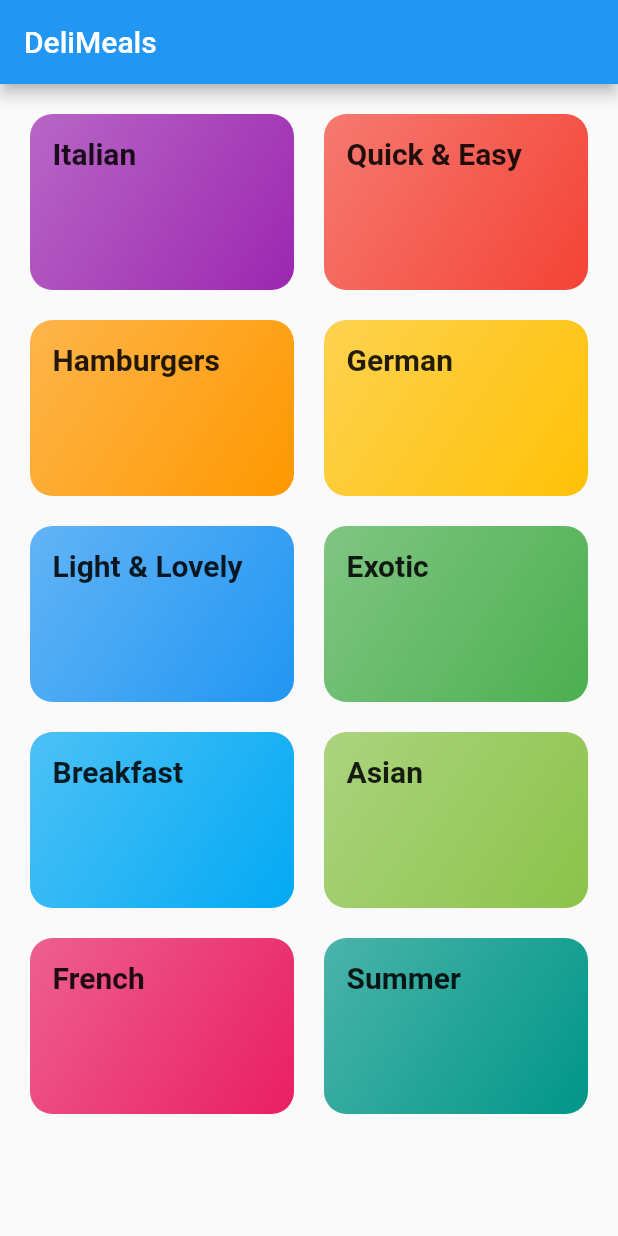
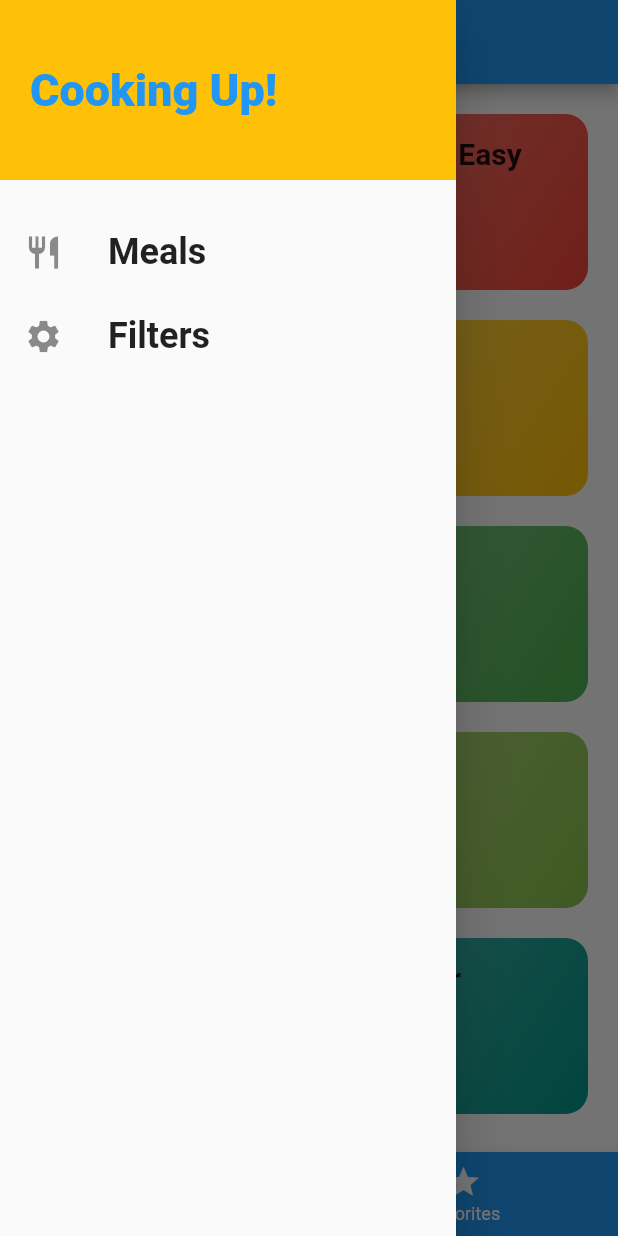
Before and after one commit to shreyassingh431/Meals_flutter, a Flutter app: the screen it shows after launch, with the side drawer open (before the commit the screen has no drawer), on a phone screen of 412 x 824 dp. Run offline on Flutter 3.47's test engine with Material 2 defaults, Android fonts, the phone set to English and light mode, and no system bars; Roboto replaces fonts that are missing (Raleway, RobotoCondensed).

Commit message:
drawer, tabbar, bottombar, pushReplacedName, GenerateRoute and UnknownRoute,

```diff
--- a/lib/main.dart
+++ b/lib/main.dart
@@ -1,8 +1,12 @@
 import 'dart:ui' as prefix0;
 
 import 'package:flutter/material.dart';
+import 'package:meals/widget/bottom_tabs_screen.dart';
 import 'package:meals/widget/categories_screen.dart';
 import 'package:meals/widget/category_meals_screen.dart';
+import 'package:meals/widget/filters_screen.dart';
+import 'package:meals/widget/meal_detail_screen.dart';
+import 'package:meals/widget/tabs_screen.dart';
 
 void main() => runApp(MyApp());
 
@@ -41,10 +45,18 @@ class MyApp extends StatelessWidget {
           )
         )
       ),
-      home: CategoriesScreen(),
+      home: BottomTabsScreen(),//CategoriesScreen(), BottomTabsScreen(),TabsScreen()
       routes: {
        // '/': (ctx) => CategoriesScreen() ,//TODO => this line is similar to home: CategoriesScreen(),
-        CategoryMealScreen.screenPresenterName: (ctx) => CategoryMealScreen()}  // TODO: nothing but good practice for large project by registering screen to routes table and using by name
+        CategoryMealScreen.screenPresenterName: (ctx) => CategoryMealScreen(),
+        MealDetailScreen.routeName : (ctx) => MealDetailScreen(),
+        FilterScreen.routeName : (ctx) => FilterScreen(),
+
+      } , // TODO: nothing but good practice for large project by registering screen to routes table and using by name
+      onUnknownRoute: (settings){
+        return MaterialPageRoute(builder: (ctx) => CategoriesScreen());
+      },
+
     );
   }
 }
--- /dev/null
+++ b/lib/widget/bottom_tabs_screen.dart
@@ -0,0 +1,63 @@
+import 'package:flutter/material.dart';
+import 'package:meals/widget/favourite_screen.dart';
+import 'package:meals/widget/main_drawer.dart';
+
+import 'categories_screen.dart';
+
+
+
+class BottomTabsScreen extends StatefulWidget {
+  @override
+  _BottomTabsScreenState createState() => _BottomTabsScreenState();
+}
+
+class _BottomTabsScreenState extends State<BottomTabsScreen> {
+  final List<Map<String, Object>> _pages = [
+    {
+      'page': CategoriesScreen(),
+      'title': 'Categories',
+    },
+    {
+      'page': FavoutiteScreen(),
+      'title': 'Your Favorite',
+    },
+  ];
+  int _selectedPageIndex = 0;
+
+  void _selectPage(int index) {
+    setState(() {
+      _selectedPageIndex = index;
+    });
+  }
+
+  @override
+  Widget build(BuildContext context) {
+    return Scaffold(
+      appBar: AppBar(
+        title: Text(_pages[_selectedPageIndex]['title']),
+      ),
+      drawer: MainDrawer(),
+      body: _pages[_selectedPageIndex]['page'],
+      bottomNavigationBar: BottomNavigationBar(
+        onTap: _selectPage,
+        backgroundColor: Theme.of(context).primaryColor,
+        unselectedItemColor: Colors.white,
+        selectedItemColor: Theme.of(context).accentColor,
+        currentIndex: _selectedPageIndex,
+        // type: BottomNavigationBarType.fixed,
+        items: [
+          BottomNavigationBarItem(
+            backgroundColor: Theme.of(context).primaryColor,
+            icon: Icon(Icons.category),
+            title: Text('Categories'),
+          ),
+          BottomNavigationBarItem(
+            backgroundColor: Theme.of(context).primaryColor,
+            icon: Icon(Icons.star),
+            title: Text('Favorites'),
+          ),
+        ],
+      ),
+    );
+  }
+}
--- a/lib/widget/categories_screen.dart
+++ b/lib/widget/categories_screen.dart
@@ -6,11 +6,11 @@ import 'package:meals/dummy_data.dart';
 class CategoriesScreen extends StatelessWidget{
   @override
   Widget build(BuildContext context) {
-    return Scaffold(
+    return /*Scaffold(
       appBar: AppBar(
         title: const Text('DeliMeals'),
       ),
-      body: GridView(
+      body:*/ GridView(
         padding: const EdgeInsets.all(20),
         children: DUMMY_CATEGORIES.map((catData)=>
           CategoryItem(
@@ -24,8 +24,8 @@ class CategoriesScreen extends StatelessWidget{
           childAspectRatio: 1.5,
           crossAxisSpacing: 20,
           mainAxisSpacing: 20,
-        ),),
-    );
+        ),);
+
   }
 
 
--- a/lib/widget/category_meals_screen.dart
+++ b/lib/widget/category_meals_screen.dart
@@ -29,7 +29,8 @@ class CategoryMealScreen extends StatelessWidget {
       appBar: AppBar(title: Text(CategoryTitle)),
       body: ListView.builder(itemBuilder: (ctx, index)  {
 
-        return MealItem(title: selectedCategoryMeals[index].title,
+        return MealItem(id: selectedCategoryMeals[index].id,
+            title: selectedCategoryMeals[index].title,
             imgUrl: selectedCategoryMeals[index].imageUrl,
             duration: selectedCategoryMeals[index].duration,
             complexity: selectedCategoryMeals[index].complexity,
--- /dev/null
+++ b/lib/widget/main_drawer.dart
@@ -0,0 +1,55 @@
+import 'package:flutter/material.dart';
+import 'package:meals/widget/filters_screen.dart';
+
+class MainDrawer extends StatelessWidget {
+  Widget buildListTile(String title, IconData icon, Function tapHandler) {
+    return ListTile(
+      leading: Icon(
+        icon,
+        size: 26,
+      ),
+      title: Text(
+        title,
+        style: TextStyle(
+          fontFamily: 'RobotoCondensed',
+          fontSize: 24,
+          fontWeight: FontWeight.bold,
+        ),
+      ),
+      onTap: tapHandler,
+    );
+  }
+
+  @override
+  Widget build(BuildContext context) {
+    return Drawer(
+      child: Column(
+        children: <Widget>[
+          Container(
+            height: 120,
+            width: double.infinity,
+            padding: EdgeInsets.all(20),
+            alignment: Alignment.centerLeft,
+            color: Theme.of(context).accentColor,
+            child: Text(
+              'Cooking Up!',
+              style: TextStyle(
+                  fontWeight: FontWeight.w900,
+                  fontSize: 30,
+                  color: Theme.of(context).primaryColor),
+            ),
+          ),
+          SizedBox(
+            height: 20,
+          ),
+          buildListTile('Meals', Icons.restaurant, () {
+            Navigator.of(context).pushReplacementNamed('/'); // instead of slash can also place routename as well
+          }),
+          buildListTile('Filters', Icons.settings, () {
+            Navigator.of(context).pushReplacementNamed(FilterScreen.routeName);
+          }),
+        ],
+      ),
+    );
+  }
+}
```
Also changed, not shown: lib/widget/favourite_screen.dart (added, +12 -0 lines), lib/widget/filters_screen.dart (added, +13 -0 lines), lib/widget/meal_detail_screen.dart (added, +86 -0 lines), lib/widget/meal_item.dart (+9 -2 lines), lib/widget/tabs_screen.dart (added, +30 -0 lines).
